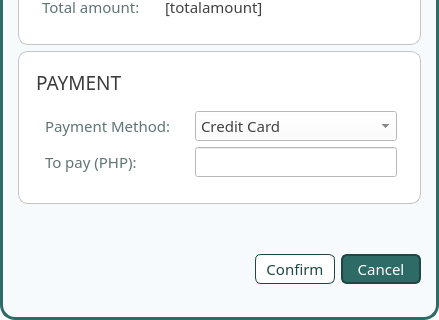
Old version of the form ui/popup_payment.ui in the repository karlito20/AdoraFlowProject; both pictures show x 0 to 439 and y 282 to 602 of the 439 by 602 pixel window.
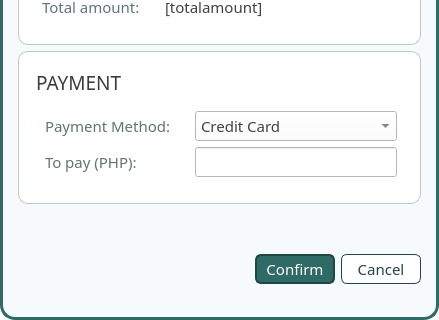
New version of the form.

```diff
--- a/ui/popup_payment.ui
+++ b/ui/popup_payment.ui
@@ -10,7 +10,7 @@
     <x>0</x>
     <y>0</y>
     <width>429</width>
-    <height>503</height>
+    <height>507</height>
    </rect>
   </property>
   <property name="palette">
@@ -1117,12 +1117,13 @@
                <cursorShape>PointingHandCursor</cursorShape>
               </property>
               <property name="styleSheet">
-               <string notr="true">#save_button {
-	background: white;
+               <string notr="true">
+#save_button {
 	border-radius: 6px;
-	border: 1px solid #1F4744;
-	color: #1F4744;
-
+	color: white;
+	border: 2px solid #1F4744;
+	padding: 5px;
+	background: #2E6B66;
 }
 
 #save_button:hover {
@@ -1157,11 +1158,11 @@
               </property>
               <property name="styleSheet">
                <string notr="true">#cancel_button {
+	background: white;
 	border-radius: 6px;
-	color: white;
-	border: 2px solid #1F4744;
-	padding: 5px;
-	background: #2E6B66;
+	border: 1px solid #1F4744;
+	color: #1F4744;
+
 }
 
 #cancel_button:hover {
@@ -1172,11 +1173,11 @@
 	background: #265955;
 
 }
+
 #cancel_button:pressed {
-	background: #1F4744;
-	color: white;
-	border: 2px solid #1F4744;
-}</string>
+	background: #B8E0DD;
+}
+</string>
               </property>
               <property name="text">
                <string>Cancel</string>
```
Left out of the diff: 16 changed lines with no effect on the pictures.
